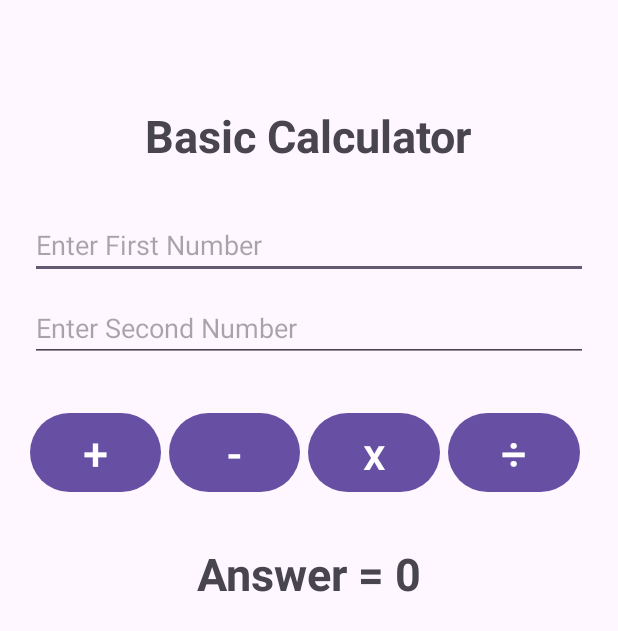
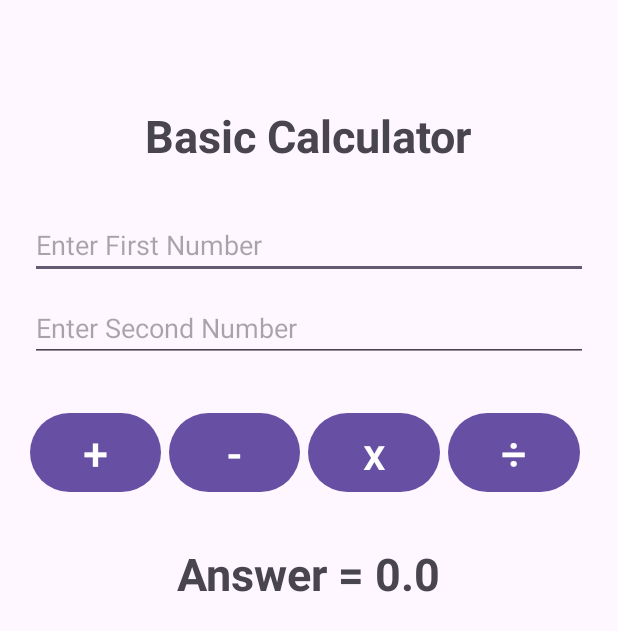
Before and after one commit to DJNavz1423/_MyCalculator, an Android app: the screen it shows after launch (MainActivity), after a tap on an icon or button, on a phone screen of 412 x 824 dp. Shown: the top 631 px of the screen. Run offline under Robolectric (Android 15) with nearby library versions, the phone set to English and light mode, and no system bars.

Commit message:
final commit

```diff
--- a/app/src/main/java/com/example/mycalculator/MainActivity.java
+++ b/app/src/main/java/com/example/mycalculator/MainActivity.java
@@ -11,38 +11,86 @@ import androidx.appcompat.app.AppCompatActivity;
 public class MainActivity extends AppCompatActivity implements View.OnClickListener{
                                             //OnClickListener implemented for the buttons functions
 
-    // Object declaration for Inputs, Buttons, and the Calculated Result
-    Button buttonAdd, buttonSub, buttonMul, buttonDiv; //button objects
-    EditText editTextN1, editTextN2; //input objects
-    TextView textView; //result object
-    int num1, num2; //number variables
+    // Object declaration for UI components
+    Button buttonAdd, buttonSub, buttonMul, buttonDiv;
+    EditText editTextN1, editTextN2;
+    TextView textView;
+
+    // Data Variables
+    int num1 = 0, num2 = 0;
+    double result = 0;
 
     @Override
     protected void onCreate(Bundle savedInstanceState) {
         super.onCreate(savedInstanceState);
         setContentView(R.layout.activity_main);
 
-        //instantiation of Objects with the Id from the activity_main.xml
-        buttonAdd = findViewById(R.id.btn_add);
-        buttonSub = findViewById(R.id.btn_sub);
-        buttonMul = findViewById(R.id.btn_mul);
-        buttonDiv = findViewById(R.id.btn_div);
+       objectInstantiation();
+       buttonClickListener();
+    }
 
-        editTextN1 = findViewById(R.id.number1);
-        editTextN2 = findViewById(R.id.number2);
+    public void objectInstantiation(){
+        //instantiation of UI components with the Id from the activity_main.xml
+        this.buttonAdd = findViewById(R.id.btn_add);
+        this.buttonSub = findViewById(R.id.btn_sub);
+        this.buttonMul = findViewById(R.id.btn_mul);
+        this.buttonDiv = findViewById(R.id.btn_div);
 
-        textView = findViewById(R.id.answer);
+        this.editTextN1 = findViewById(R.id.number1);
+        this.editTextN2 = findViewById(R.id.number2);
 
+        this.textView = findViewById(R.id.answer);
+    }
+
+    public void buttonClickListener(){
         //applying On Click Listener for the operation buttons
-        buttonAdd.setOnClickListener(this);
-        buttonSub.setOnClickListener(this);
-        buttonMul.setOnClickListener(this);
-        buttonDiv.setOnClickListener(this);
+        this.buttonAdd.setOnClickListener(this);
+        this.buttonSub.setOnClickListener(this);
+        this.buttonMul.setOnClickListener(this);
+        this.buttonDiv.setOnClickListener(this);
+    }
 
+    // Handle button click events
+    @Override
+    public void onClick(View view) {
+        // input numbers will get stored in these variables
+        this.num1 = getIntFromEditText(editTextN1);
+        this.num2 = getIntFromEditText(editTextN2);
+
+        calculate(this.textView, this.num1, this.num2, view);
+    }
+
+    //function that perform the calculations based on buttons clicked
+    public void calculate(TextView textView, int num1, int num2, View view){
+        // calculation for the two numbers when a specific button is clicked
+        if (view.getId() == R.id.btn_add){
+            this.result = num1 + num2;
+            textView.setText("Answer = " + this.result);
+        }
+
+        else if (view.getId() == R.id.btn_sub){
+            this.result = num1 - num2;
+            textView.setText("Answer = " + this.result);
+        }
+
+        else if (view.getId() == R.id.btn_mul){
+            this.result = num1 * num2;
+            textView.setText("Answer = " + this.result);
+        }
+
+        else if (view.getId() == R.id.btn_div){
+            if(num2 == 0)
+                textView.setText("Cannot divide by zero");
+
+            else{
+                this.result = (float)num1 / (float)num2;
+                textView.setText("Answer = " + this.result);
+            }
 
         }
+    }
 
-    //function to get the number from the editText input
+    //function to get integer value from EditText
     public int getIntFromEditText(EditText editText){
         if(editText.getText().toString().isEmpty()){
             Toast.makeText( this, "Enter a number", Toast.LENGTH_SHORT).show();
@@ -51,24 +99,4 @@ public class MainActivity extends AppCompatActivity implements View.OnClickListe
             return Integer.parseInt(editText.getText().toString());
         // return the input number
     }
-
-    @Override
-    public void onClick(View view) {
-        // input numbers will get stored in these variables
-        num1 = getIntFromEditText(editTextN1);
-        num2 = getIntFromEditText(editTextN2);
-
-        // calculation for the two numbers when a specific button is clicked
-        if (view.getId() == R.id.btn_add)
-            textView.setText("Answer = " + (num1 + num2));
-
-        else if (view.getId() == R.id.btn_sub)
-            textView.setText("Answer = " + (num1 - num2));
-
-        else if (view.getId() == R.id.btn_mul)
-            textView.setText("Answer = " + (num1 * num2));
-
-        else if (view.getId() == R.id.btn_div)
-            textView.setText("Answer = " + ((float)num1 / (float)num2));
 }
-}
```
Lines whose indentation alone changed are shown as unchanged.
